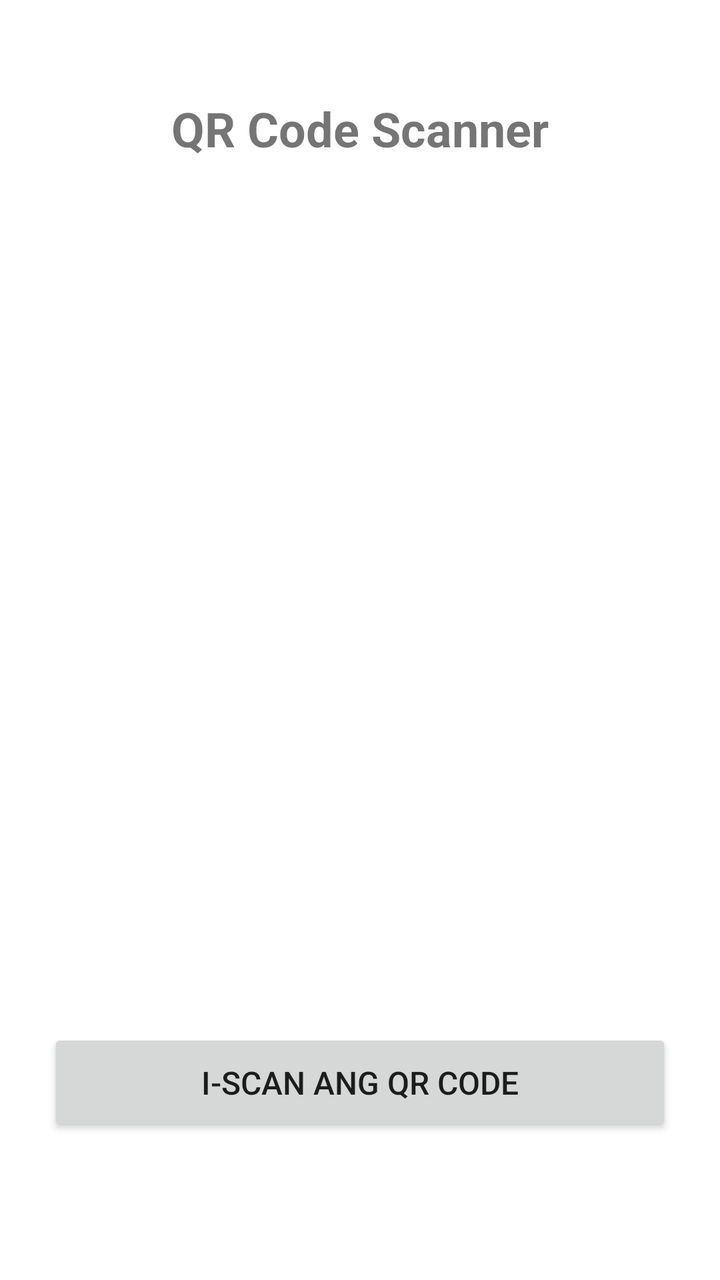
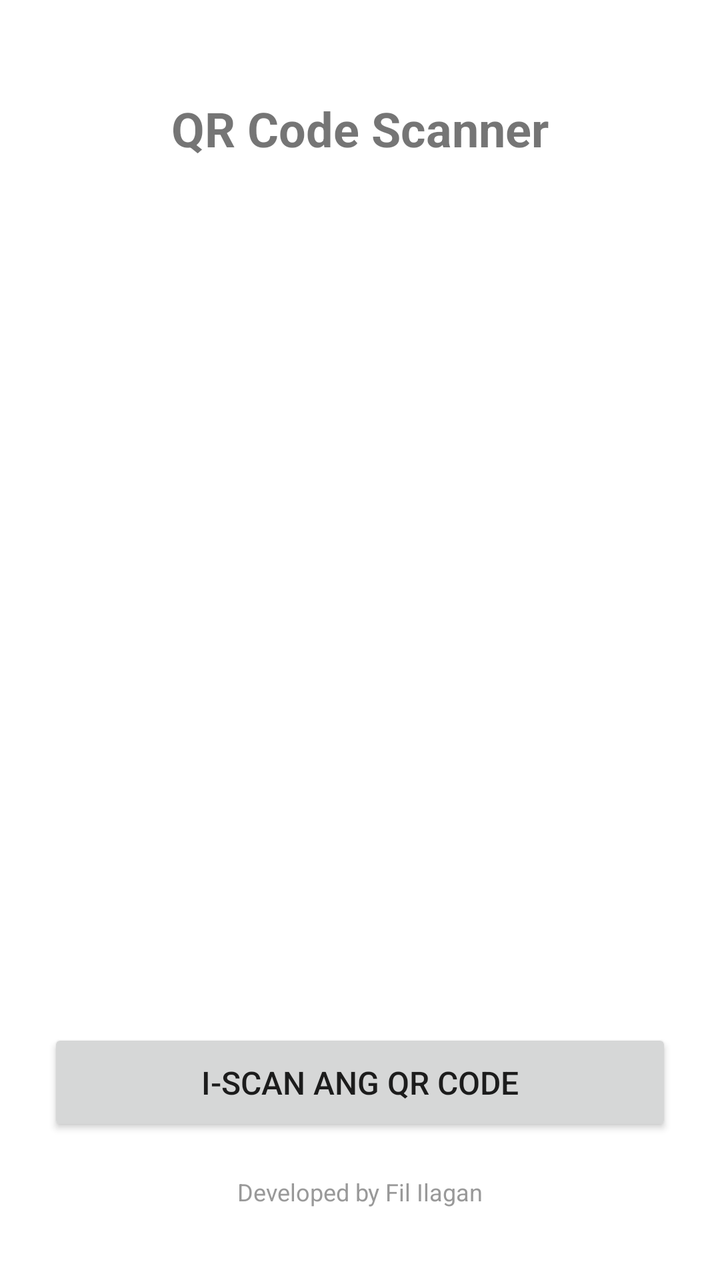

Screens rendered from an Android XML layout before and after an edit, with the pre-edit source and the edit as a unified diff.
<!-- AndroidManifest.xml: application theme Theme.QRScannerApp -->
<!-- res/layout/activity_main.xml -->
<?xml version="1.0" encoding="utf-8"?>
<androidx.constraintlayout.widget.ConstraintLayout xmlns:android="http://schemas.android.com/apk/res/android"
    xmlns:app="http://schemas.android.com/apk/res-auto"
    android:layout_width="match_parent"
    android:layout_height="match_parent"
    android:padding="24dp">

    <TextView
        android:id="@+id/titleText"
        android:layout_width="wrap_content"
        android:layout_height="wrap_content"
        android:text="@string/app_title"
        android:textSize="24sp"
        android:textStyle="bold"
        app:layout_constraintTop_toTopOf="parent"
        app:layout_constraintStart_toStartOf="parent"
        app:layout_constraintEnd_toEndOf="parent"
        android:layout_marginTop="24dp" />

    <LinearLayout
        android:id="@+id/resultCard"
        android:layout_width="0dp"
        android:layout_height="wrap_content"
        android:orientation="vertical"
        android:background="#F0F0F0"
        android:padding="16dp"
        android:visibility="gone"
        app:layout_constraintTop_toBottomOf="@id/titleText"
        app:layout_constraintStart_toStartOf="parent"
        app:layout_constraintEnd_toEndOf="parent"
        android:layout_marginTop="24dp">

        <TextView
            android:id="@+id/typeText"
            android:layout_width="wrap_content"
            android:layout_height="wrap_content"
            android:text="@string/type_url"
            android:textSize="14sp"
            android:textStyle="bold"
            android:textColor="#1565C0" />

        <TextView
            android:id="@+id/timestampText"
            android:layout_width="wrap_content"
            android:layout_height="wrap_content"
            android:textSize="12sp"
            android:textColor="#888888"
            android:layout_marginTop="2dp" />

        <TextView
            android:id="@+id/resultText"
            android:layout_width="match_parent"
            android:layout_height="wrap_content"
            android:text="@string/no_result_yet"
            android:textSize="16sp"
            android:textIsSelectable="true"
            android:layout_marginTop="12dp" />

        <LinearLayout
            android:layout_width="match_parent"
            android:layout_height="wrap_content"
            android:orientation="horizontal"
            android:layout_marginTop="16dp">

            <Button
                android:id="@+id/openButton"
                android:layout_width="0dp"
                android:layout_height="wrap_content"
                android:layout_weight="1"
                android:text="@string/open_button"
                android:textSize="13sp"
                android:layout_marginEnd="4dp" />

            <Button
                android:id="@+id/shareButton"
                android:layout_width="0dp"
                android:layout_height="wrap_content"
                android:layout_weight="1"
                android:text="@string/share_button"
                android:textSize="13sp"
                android:layout_marginStart="4dp"
                android:layout_marginEnd="4dp" />

            <Button
                android:id="@+id/copyButton"
                android:layout_width="0dp"
                android:layout_height="wrap_content"
                android:layout_weight="1"
                android:text="@string/copy_button"
                android:textSize="13sp"
                android:layout_marginStart="4dp" />

        </LinearLayout>

    </LinearLayout>

    <Button
        android:id="@+id/scanButton"
        android:layout_width="0dp"
        android:layout_height="wrap_content"
        android:text="@string/scan_button"
        android:textSize="16sp"
        android:padding="16dp"
        app:layout_constraintBottom_toBottomOf="parent"
        app:layout_constraintStart_toStartOf="parent"
        app:layout_constraintEnd_toEndOf="parent"
        android:layout_marginBottom="48dp" />

</androidx.constraintlayout.widget.ConstraintLayout>
<!-- resources referenced by this layout -->
<resources>
  <string name="app_title">QR Code Scanner</string>
  <string name="copy_button">Copy</string>
  <string name="no_result_yet">Wala pang na-scan.</string>
  <string name="open_button">Open</string>
  <string name="scan_button">I-scan ang QR Code</string>
  <string name="share_button">Share</string>
  <string name="type_url">URL</string>
  <style name="Theme.QRScannerApp" parent="Theme.MaterialComponents.DayNight.NoActionBar">
          <item name="colorPrimary">#1565C0</item>
          <item name="colorPrimaryVariant">#0D47A1</item>
          <item name="colorOnPrimary">#FFFFFF</item>
          <item name="colorSecondary">#1565C0</item>
          <item name="android:statusBarColor" tools:targetApi="l">?attr/colorPrimaryVariant</item>
      </style>
</resources>

<!-- the commit's change to res/layout/activity_main.xml (unified diff, before → after) -->
@@ -106,4 +106,16 @@
         app:layout_constraintEnd_toEndOf="parent"
         android:layout_marginBottom="48dp" />
 
+    <TextView
+        android:id="@+id/creditText"
+        android:layout_width="wrap_content"
+        android:layout_height="wrap_content"
+        android:text="@string/developer_credit"
+        android:textSize="12sp"
+        android:textColor="#999999"
+        app:layout_constraintBottom_toBottomOf="parent"
+        app:layout_constraintStart_toStartOf="parent"
+        app:layout_constraintEnd_toEndOf="parent"
+        android:layout_marginBottom="12dp" />
+
 </androidx.constraintlayout.widget.ConstraintLayout>
<!-- resource entries referenced after the edit -->
@@ -2,6 +2,7 @@
 <resources>
   <string name="app_title">QR Code Scanner</string>
   <string name="copy_button">Copy</string>
+  <string name="developer_credit">Developed by Fil Ilagan</string>
   <string name="no_result_yet">Wala pang na-scan.</string>
   <string name="open_button">Open</string>
   <string name="scan_button">I-scan ang QR Code</string>
